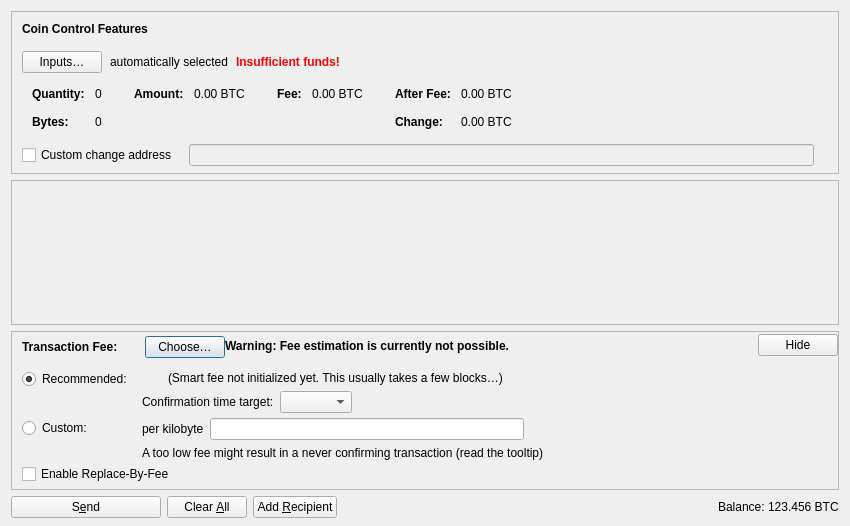
Qt form src/qt/forms/sendcoinsdialog.ui (Mercatura-Core/Mercatura-Core) before a commit.
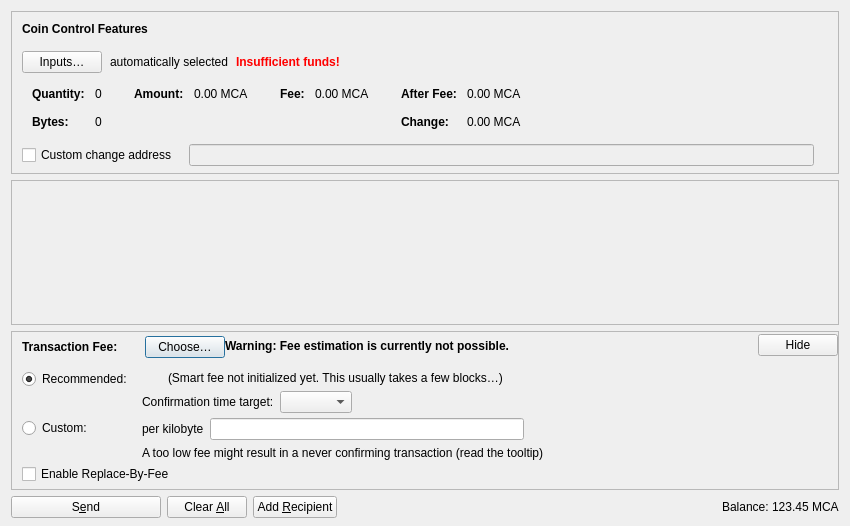
The same form after that commit. Icons and pictures are not drawn. Custom widgets are drawn as their Qt base class.

```diff
--- a/src/qt/forms/sendcoinsdialog.ui
+++ b/src/qt/forms/sendcoinsdialog.ui
@@ -327,7 +327,7 @@
                   <enum>Qt::ActionsContextMenu</enum>
                  </property>
                  <property name="text">
-                  <string notr="true">0.00 BTC</string>
+                  <string notr="true">0.00 MCA</string>
                  </property>
                  <property name="textInteractionFlags">
                   <set>Qt::LinksAccessibleByMouse|Qt::TextSelectableByKeyboard|Qt::TextSelectableByMouse</set>
@@ -378,7 +378,7 @@
                   <enum>Qt::ActionsContextMenu</enum>
                  </property>
                  <property name="text">
-                  <string notr="true">0.00 BTC</string>
+                  <string notr="true">0.00 MCA</string>
                  </property>
                  <property name="textInteractionFlags">
                   <set>Qt::LinksAccessibleByMouse|Qt::TextSelectableByKeyboard|Qt::TextSelectableByMouse</set>
@@ -432,7 +432,7 @@
                   <enum>Qt::ActionsContextMenu</enum>
                  </property>
                  <property name="text">
-                  <string notr="true">0.00 BTC</string>
+                  <string notr="true">0.00 MCA</string>
                  </property>
                  <property name="textInteractionFlags">
                   <set>Qt::LinksAccessibleByMouse|Qt::TextSelectableByKeyboard|Qt::TextSelectableByMouse</set>
@@ -461,7 +461,7 @@
                   <enum>Qt::ActionsContextMenu</enum>
                  </property>
                  <property name="text">
-                  <string notr="true">0.00 BTC</string>
+                  <string notr="true">0.00 MCA</string>
                  </property>
                  <property name="textInteractionFlags">
                   <set>Qt::LinksAccessibleByMouse|Qt::TextSelectableByKeyboard|Qt::TextSelectableByMouse</set>
@@ -1191,7 +1191,7 @@
           <cursorShape>IBeamCursor</cursorShape>
          </property>
          <property name="text">
-          <string notr="true">123.456 BTC</string>
+          <string notr="true">123.45 MCA</string>
          </property>
          <property name="textInteractionFlags">
           <set>Qt::LinksAccessibleByMouse|Qt::TextSelectableByKeyboard|Qt::TextSelectableByMouse</set>
```
Left out of the diff: 4 changed lines with no effect on the pictures.
